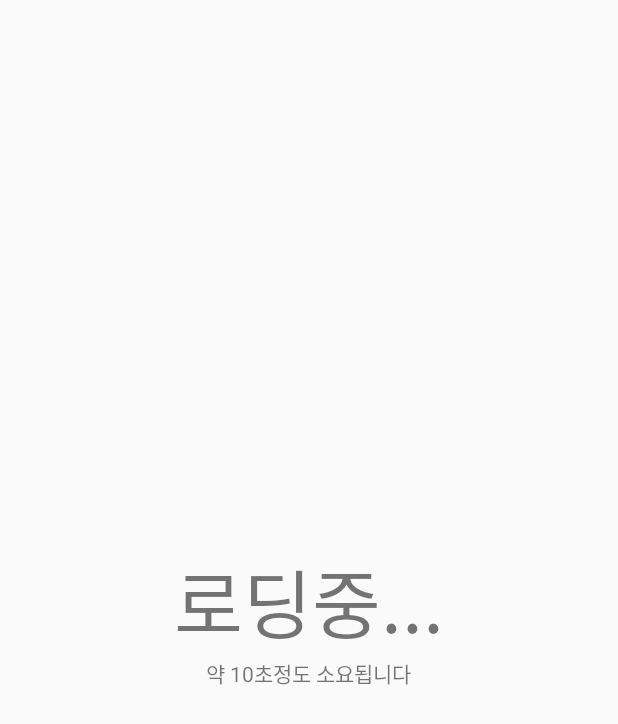
After one commit to Youtube-cleaner/Youtube-cleaner-Android, an Android app: the LoadingActivity screen opened directly, with no data from a screen before it, on a phone screen of 412 x 824 dp. The commit adds this screen. Shown: the top 724 px of the screen. Run offline under Robolectric (Android 15) with nearby library versions, the phone set to English and light mode, and no system bars.

Commit message:
로딩창 생성

```diff
--- a/app/src/main/AndroidManifest.xml
+++ b/app/src/main/AndroidManifest.xml
@@ -18,6 +18,10 @@
                 <category android:name="android.intent.category.LAUNCHER" />
             </intent-filter>
         </activity>
+        <activity android:name=".LoadingActivity"
+            android:parentActivityName=".MainActivity"
+            android:theme="@style/ActionbarTheme">
+        </activity>
         <activity android:name=".ResultActivity"
             android:parentActivityName=".MainActivity"
             android:theme="@style/ActionbarTheme">
--- /dev/null
+++ b/app/src/main/java/com/example/youtubecleaner/LoadingActivity.java
@@ -0,0 +1,36 @@
+package com.example.youtubecleaner;
+
+import android.content.Intent;
+import android.os.Bundle;
+import android.os.Handler;
+
+import androidx.annotation.Nullable;
+import androidx.appcompat.app.ActionBar;
+import androidx.appcompat.app.AppCompatActivity;
+
+public class LoadingActivity extends AppCompatActivity {
+
+    @Override
+    protected void onCreate(@Nullable Bundle savedInstanceState) {
+        super.onCreate(savedInstanceState);
+        setContentView(R.layout.loading);
+
+        // 액션바 제거
+        ActionBar actionBar = getSupportActionBar();
+        actionBar.hide();
+
+        // MainActivity에서 넘겨준 uri을 받아옴
+        Intent intent = getIntent();
+        String strUri = intent.getStringExtra("strUri");
+
+        // 4초 뒤에 ResultActivity로 전환
+        new Handler().postDelayed(new Runnable() {
+            @Override
+            public void run() {
+                Intent intent = new Intent(LoadingActivity.this, ResultActivity.class);
+                startActivity(intent);
+            }
+        }, 4000);
+    }
+
+}
--- a/app/src/main/java/com/example/youtubecleaner/ResultActivity.java
+++ b/app/src/main/java/com/example/youtubecleaner/ResultActivity.java
@@ -17,15 +17,11 @@ public class ResultActivity extends AppCompatActivity{
         super.onCreate(savedInstanceState);
         setContentView(R.layout.result);
 
+        // 액션바 설정. 뒤로가기 버튼 생성
         ActionBar actionBar = getSupportActionBar();
         actionBar.setDisplayHomeAsUpEnabled(true);  // 눌렀을때 발생하는 건 manifest에서
         actionBar.setTitle("");
 
-        Intent intent = getIntent();
-        String strUri = intent.getStringExtra("strUri");
-
-        //llName=(LinearLayout) findViewById(R.id.llName);
-        //createTextView();
     }
 
     /*
--- /dev/null
+++ b/app/src/main/res/layout/loading.xml
@@ -0,0 +1,19 @@
+<?xml version="1.0" encoding="utf-8"?>
+<LinearLayout xmlns:android="http://schemas.android.com/apk/res/android"
+    android:layout_width="match_parent"
+    android:layout_height="match_parent"
+    android:orientation="vertical"
+    android:gravity="center">
+
+    <TextView
+        android:layout_width="wrap_content"
+        android:layout_height="wrap_content"
+        android:text="로딩중..."
+        android:textSize="50dp"></TextView>
+
+    <TextView
+        android:layout_width="wrap_content"
+        android:layout_height="wrap_content"
+        android:text="약 10초정도 소요됩니다"></TextView>
+
+</LinearLayout>
```
Also changed, not shown: app/src/main/java/com/example/youtubecleaner/MainActivity.java (+7 -5 lines).
